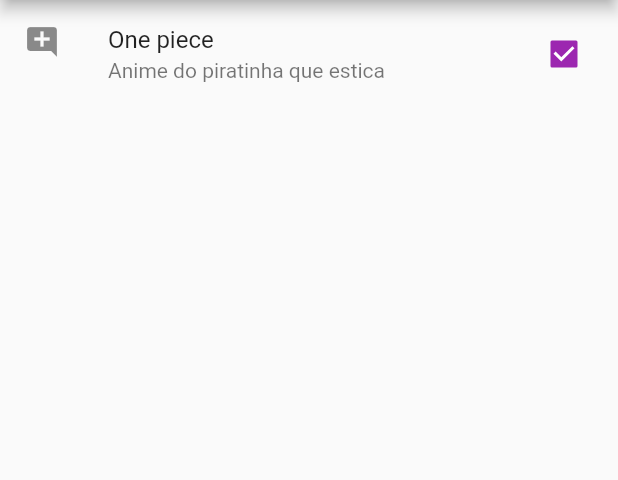
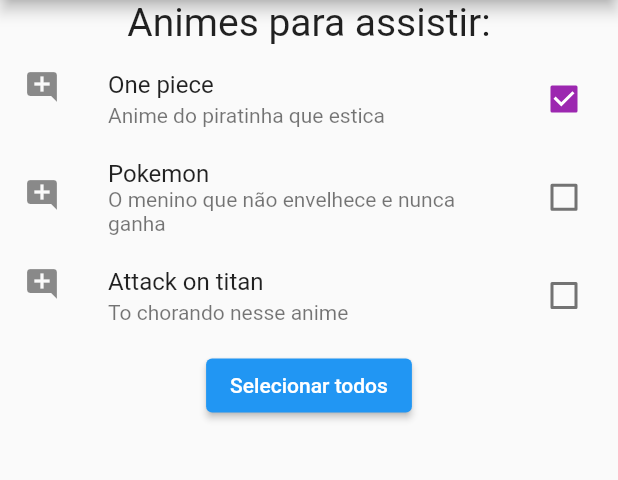
Before and after one commit to GabrielGGhost/estudoDart, a Flutter app: the screen it shows after launch, after a tap on "One piece", on a phone screen of 412 x 824 dp, the part 84-564 px from its top. Run offline on Flutter 3.47's test engine with Material 2 defaults, Android fonts, the phone set to English and light mode, and no system bars; Roboto replaces fonts that are missing (Arial).

Commit message:
Aula 74 - checkbox - melhorado

```diff
--- a/entrada_checkbox/lib/EntradaChekbox.dart
+++ b/entrada_checkbox/lib/EntradaChekbox.dart
@@ -9,7 +9,11 @@
 
 class _EntradaCheckboxState extends State<EntradaCheckbox> {
 
-  bool? _ativado = false;
+  bool? _ativadoOnePice = false,
+        _ativadoPokemon = false,
+        _ativadoAttackOnTitan = false,
+        _selecionadoTodos = false;
+
   @override
   Widget build(BuildContext context) {
     return Scaffold(
@@ -19,20 +23,67 @@
       body: Container(
         child: Column(
           children: [
-
+            Text(
+                "Animes para assistir:",
+              style: TextStyle(
+                fontSize: 26,
+                fontFamily: "Arial",
+              ),
+            ),
             CheckboxListTile(
               title: Text("One piece"),
-              value: _ativado,
+              value: _ativadoOnePice,
                 activeColor: Colors.purple,
                 subtitle: Text("Anime do piratinha que estica"),
                 secondary: Icon(Icons.add_comment),
                 onChanged: (bool? valor){
                   setState(() {
-                    _ativado = valor;
+                    _ativadoOnePice = valor;
                   });
                 },
-            )
+            ),
+            CheckboxListTile(
+              title: Text("Pokemon"),
+              value: _ativadoPokemon,
+              activeColor: Colors.purple,
+              subtitle: Text("O menino que não envelhece e nunca ganha"),
+              secondary: Icon(Icons.add_comment),
+              onChanged: (bool? valor){
+                setState(() {
+                  _ativadoPokemon = valor;
+                });
+              },
+            ),
+            CheckboxListTile(
+              title: Text("Attack on titan"),
+              value: _ativadoAttackOnTitan,
+              activeColor: Colors.purple,
+              subtitle: Text("To chorando nesse anime"),
+              secondary: Icon(Icons.add_comment),
+              onChanged: (bool? valor){
+                setState(() {
+                  _ativadoAttackOnTitan = valor;
+                });
+              },
+            ),
 
+            ElevatedButton(onPressed: (){
+              setState(() {
+                _selecionadoTodos = !_selecionadoTodos!;
+
+                if(_selecionadoTodos == true){
+                  print("Todos foram selecionados");
+                } else {
+                  print("Todos foram desselecionados");
+                }
+
+
+                _ativadoAttackOnTitan = _selecionadoTodos;
+                _ativadoPokemon = _selecionadoTodos;
+                _ativadoOnePice = _selecionadoTodos;
+              });
+            },
+                child: Text("Selecionar todos"))
             /*
             Text("One piece"),
             Checkbox(
```
